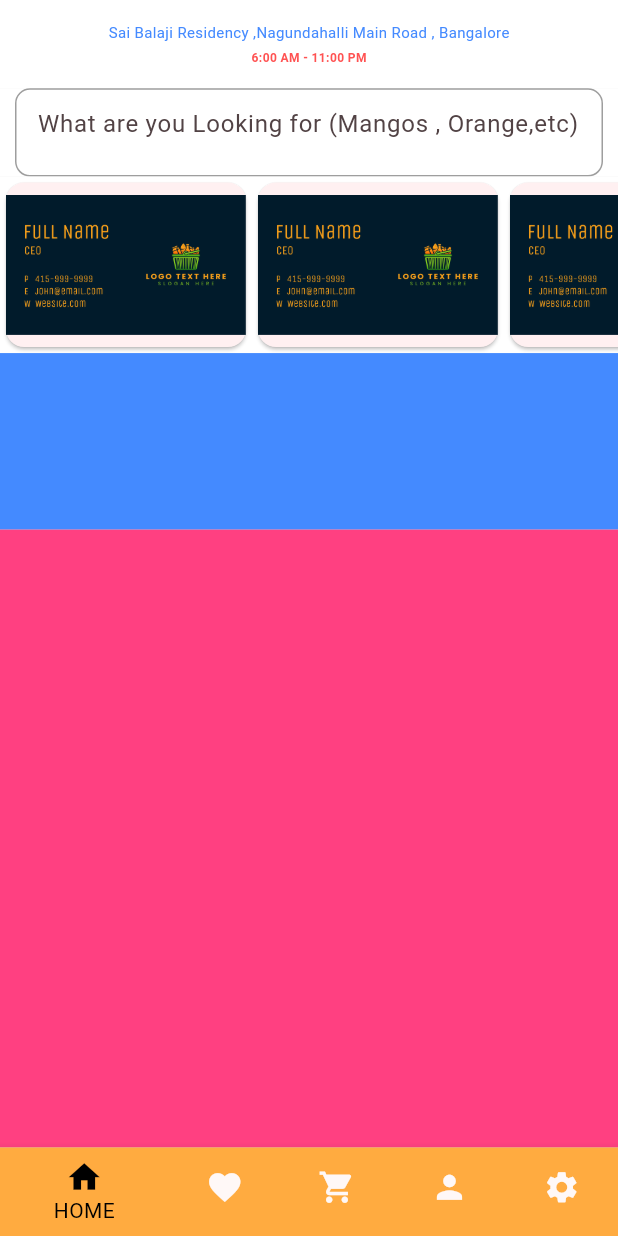
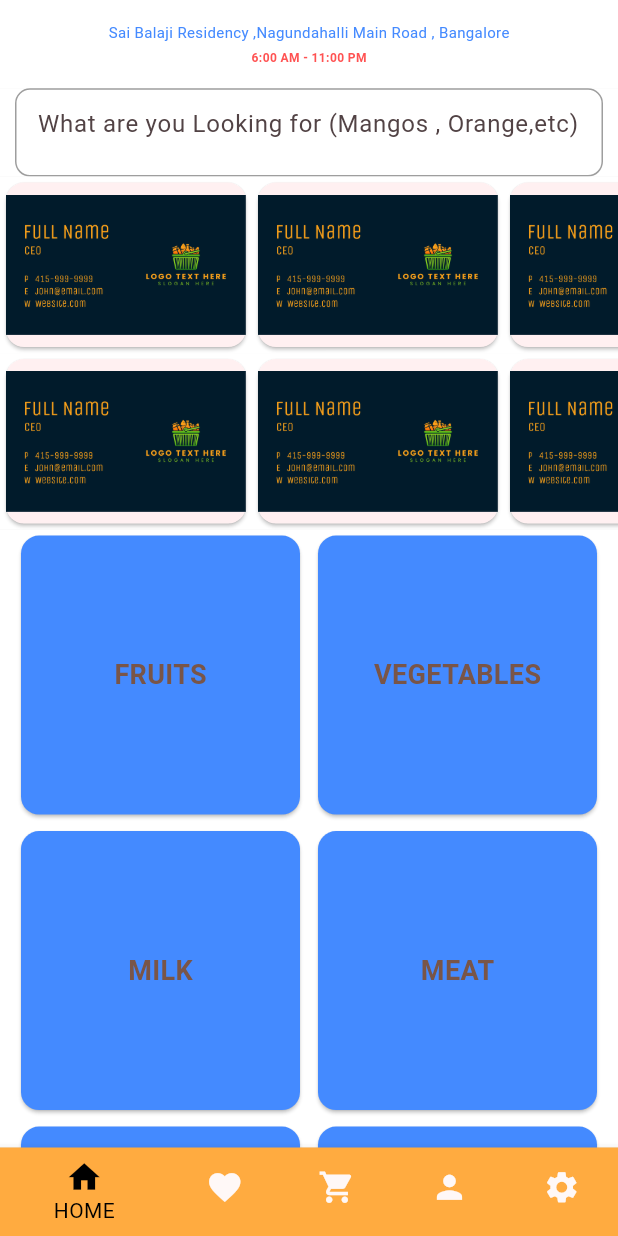
Before and after one commit to ManikantaFlutterApps/mkrsupermarket, a Flutter app: the DashBoardScreen screen opened directly, on a phone screen of 412 x 824 dp. Run offline on Flutter 3.47's test engine with Material 3 defaults, Android fonts, the phone set to English and light mode, and no system bars; our stand-ins replace introduction_screen; missing offline and left inert: dart:ffi.

Commit message:
Home Screen

```diff
--- /dev/null
+++ b/lib/Models/Category.dart
@@ -0,0 +1,11 @@
+class Category {
+  final String categoryID;
+  final String categoryName;
+
+
+  Category({
+    required this.categoryID,
+    required this.categoryName,
+
+  });
+}
--- a/lib/Screens/HomeScreen.dart
+++ b/lib/Screens/HomeScreen.dart
@@ -1,4 +1,8 @@
+
 import 'package:flutter/material.dart';
+import 'package:mkrsupermarket/Models/Category.dart';
+
+import 'CategoryDetailedScreen.dart';
 
 class HomeScreen extends StatefulWidget {
   const HomeScreen({super.key});
@@ -8,8 +12,16 @@ class HomeScreen extends StatefulWidget {
 }
 
 class _HomeScreenState extends State<HomeScreen> {
+  TextEditingController searchController = TextEditingController();
 
-  TextEditingController searchController = TextEditingController();
+  List<Category> categoryList = [
+    Category(categoryID: "1001", categoryName: "FRUITS"),
+    Category(categoryID: "1002", categoryName: "VEGETABLES"),
+    Category(categoryID: "1003", categoryName: "MILK"),
+    Category(categoryID: "1004", categoryName: "MEAT"),
+    Category(categoryID: "1005", categoryName: "SNACKS"),
+    Category(categoryID: "1006", categoryName: "RICE"),
+  ];
 
   @override
   Widget build(BuildContext context) {
@@ -26,45 +38,53 @@ class _HomeScreenState extends State<HomeScreen> {
                 child: const Column(
                   mainAxisAlignment: MainAxisAlignment.center,
                   children: [
-                    Text("Sai Balaji Residency ,Nagundahalli Main Road , Bangalore",style: TextStyle(fontSize: 10,color: Colors.blueAccent,fontWeight: FontWeight.normal),),
-
-                    SizedBox(height: 5,),
-
-                    Text("6:00 AM - 11:00 PM",style: TextStyle(fontSize: 8,color: Colors.redAccent,fontWeight: FontWeight.bold),),
-
+                    Text(
+                      "Sai Balaji Residency ,Nagundahalli Main Road , Bangalore",
+                      style: TextStyle(
+                          fontSize: 10,
+                          color: Colors.blueAccent,
+                          fontWeight: FontWeight.normal),
+                    ),
+                    SizedBox(
+                      height: 5,
+                    ),
+                    Text(
+                      "6:00 AM - 11:00 PM",
+                      style: TextStyle(
+                          fontSize: 8,
+                          color: Colors.redAccent,
+                          fontWeight: FontWeight.bold),
+                    ),
                   ],
                 ),
               ),
             ),
-
             Expanded(
               flex: 1,
               child: Container(
                 color: Colors.white,
                 width: double.infinity,
-                child:  Card(
+                child: Card(
                   elevation: 0,
-                  margin: const EdgeInsets.only(left: 10,right: 10),
+                  margin: const EdgeInsets.only(left: 10, right: 10),
                   shape: RoundedRectangleBorder(
                     side: const BorderSide(color: Colors.grey, width: 1),
                     borderRadius: BorderRadius.circular(10),
                   ),
                   color: Colors.transparent,
                   child: Padding(
-                    padding: const EdgeInsets.only(left: 15,right: 15),
+                    padding: const EdgeInsets.only(left: 15, right: 15),
                     child: TextField(
                       controller: searchController,
                       decoration: const InputDecoration(
                           border: InputBorder.none,
-                        hintText: "What are you Looking for (Mangos , Orange,etc)"
-                      ),
-
+                          hintText:
+                              "What are you Looking for (Mangos , Orange,etc)"),
                     ),
                   ),
                 ),
               ),
             ),
-
             Expanded(
               flex: 2,
               child: Container(
@@ -72,21 +92,19 @@ class _HomeScreenState extends State<HomeScreen> {
                 child: productsCard(),
               ),
             ),
-
             Expanded(
                 flex: 2,
                 child: Container(
-                color: Colors.blueAccent,
-              ),
-            ),
-
+                  color: Colors.white,
+                  child: advertismentCard(),
+                )),
             Expanded(
               flex: 7,
               child: Container(
-                color: Colors.pinkAccent,
+                color: Colors.white,
+                child: categoryLayout(categoryList,context),
               ),
             ),
-
           ],
         ),
       ),
@@ -100,8 +118,7 @@ Widget productsCard() {
       child: ListView.builder(
         scrollDirection: Axis.horizontal,
         itemCount: 10,
-        itemBuilder: (BuildContext context, int i) =>
-            Card(
+        itemBuilder: (BuildContext context, int i) => Card(
           child: SizedBox(
             width: 160.0,
             child: Column(
@@ -112,6 +129,59 @@ Widget productsCard() {
             ),
           ),
         ),
-      )
+      ));
+}
+
+Widget advertismentCard() {
+  return SizedBox(
+      height: 200.0,
+      child: ListView.builder(
+        scrollDirection: Axis.horizontal,
+        itemCount: 10,
+        itemBuilder: (BuildContext context, int i) => Card(
+          child: SizedBox(
+            width: 160.0,
+            child: Column(
+              mainAxisAlignment: MainAxisAlignment.spaceEvenly,
+              children: <Widget>[
+                Image.asset('lib/images/g_image_one.png'),
+              ],
+            ),
+          ),
+        ),
+      ));
+}
+
+Widget categoryLayout(List<Category> categoryList, BuildContext context) {
+  return Container(
+    margin: EdgeInsets.only(left: 10,right: 10),
+    child: GridView.count(
+        crossAxisCount: 2,
+        crossAxisSpacing: 4.0,
+        mainAxisSpacing: 3.0,
+        children: List.generate(
+          categoryList.length,
+          (index) {
+            return Center(
+              child: GestureDetector(
+                onTap: (){
+                  Navigator.push(
+                      context,
+                      MaterialPageRoute(
+                        builder: (context) => CategoryDetailedScreen(category: categoryList[index],),
+                      ));
+
+                },
+                child: Card(
+                  color: Colors.blueAccent,
+                  child: Center(
+                    child: Text(categoryList[index].categoryName,style: TextStyle(color: Colors.brown,fontWeight: FontWeight.bold,fontSize: 18),),
+                  ),
+
+                ),
+              ),
+            );
+          },
+        )),
   );
 }
```
Also changed, not shown: lib/Screens/CategoryDetailedScreen.dart (added, +30 -0 lines), lib/Screens/SettingScreen.dart (+31 -1 lines). Lines whose indentation alone changed are shown as unchanged.
